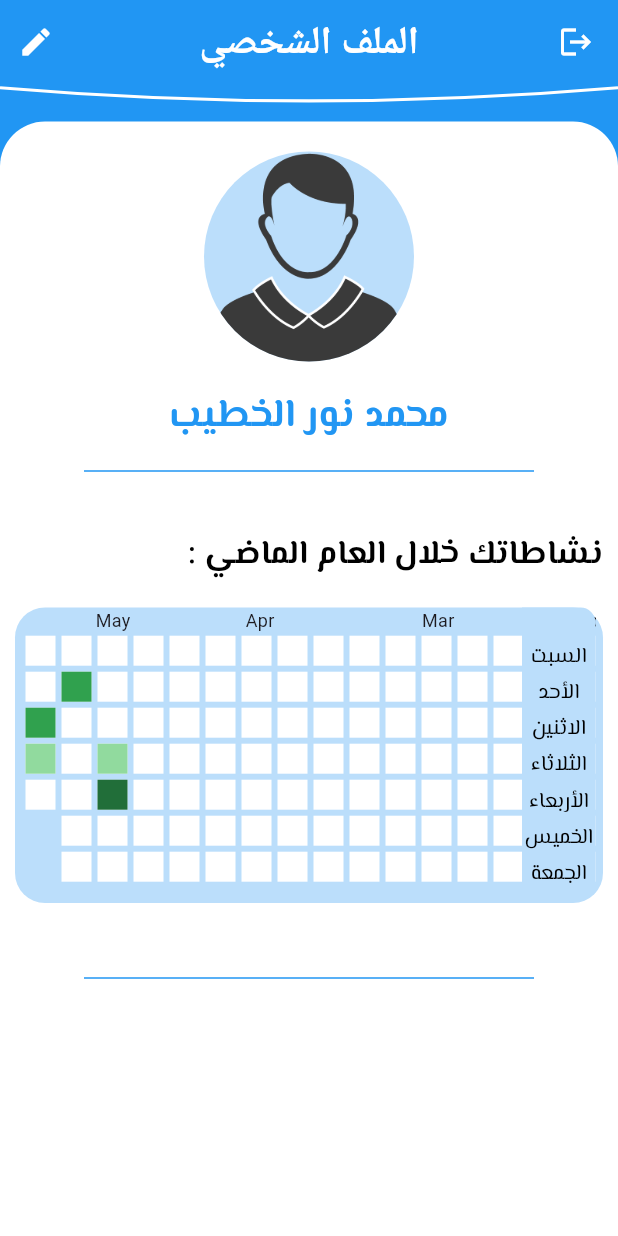
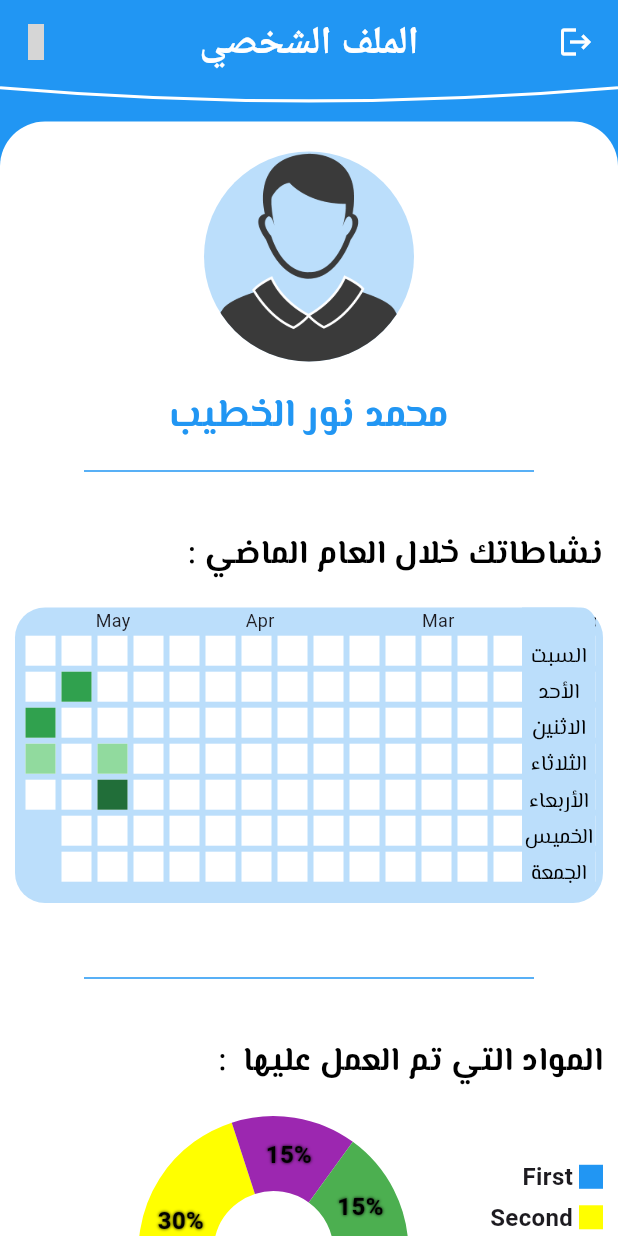
Before and after one commit to abdullah1alawad/new_clinic, a Flutter app: the ProfileScreen screen opened directly, on a phone screen of 412 x 824 dp. Run offline on Flutter 3.47's test engine with Material 3 defaults, Android fonts, the phone set to English and light mode, and no system bars; drawn by our look-alikes of fl_chart, flutter_heatmap_calendar; our stand-ins replace dio, eva_icons_flutter, flutter_custom_clippers, flutter_expandable_fab, image_picker, jwt_decoder and 1 more; accounts and stored records are empty; grey boxes are pictures that could not be loaded.

Commit message:
first chart

```diff
--- a/lib/screens/appointments/coming_appointments.dart
+++ b/lib/screens/appointments/coming_appointments.dart
@@ -1,4 +1,4 @@
-import 'package:clinic_test_app/widgets/appointment_card.dart';
+import 'package:clinic_test_app/widgets/cards/appointment_card.dart';
 import 'package:flutter/material.dart';
 
 class ComingAppointments extends StatelessWidget {
--- a/lib/screens/appointments/completed_appointments.dart
+++ b/lib/screens/appointments/completed_appointments.dart
@@ -1,4 +1,4 @@
-import 'package:clinic_test_app/widgets/appointment_card.dart';
+import 'package:clinic_test_app/widgets/cards/appointment_card.dart';
 import 'package:flutter/material.dart';
 
 class CompletedAppointments extends StatelessWidget {
--- a/lib/screens/auth/login.dart
+++ b/lib/screens/auth/login.dart
@@ -68,6 +68,7 @@ class LoginScreen extends StatelessWidget {
               );
             },
             buttonText: "تسجيل الدخول",
+            cancel: false,
           ),
           const SizedBox(
             height: 20,
--- a/lib/screens/marks_screen.dart
+++ b/lib/screens/marks_screen.dart
@@ -1,6 +1,6 @@
 import 'package:clinic_test_app/widgets/back_ground_container.dart';
 import 'package:clinic_test_app/widgets/custom_bottom_app_bar.dart';
-import 'package:clinic_test_app/widgets/mark_card.dart';
+import 'package:clinic_test_app/widgets/cards/mark_card.dart';
 import 'package:flutter/material.dart';
 
 class MarksScreen extends StatelessWidget {
--- a/lib/screens/notifications_screen.dart
+++ b/lib/screens/notifications_screen.dart
@@ -1,6 +1,7 @@
 import 'package:clinic_test_app/widgets/back_ground_container.dart';
 import 'package:clinic_test_app/widgets/custom_bottom_app_bar.dart';
-import 'package:clinic_test_app/widgets/notifications_card.dart';
+import 'package:clinic_test_app/widgets/cards/notifications_card.dart';
+import 'package:eva_icons_flutter/eva_icons_flutter.dart';
 import 'package:flutter/material.dart';
 
 class NotificationsScreen extends StatelessWidget {
@@ -33,7 +34,7 @@ class NotificationsScreen extends StatelessWidget {
               );
             },
             icon: const Icon(
-              Icons.check_circle,
+              EvaIcons.doneAll,
               color: Colors.white,
               size: 30,
             ),
--- a/lib/screens/profile.dart
+++ b/lib/screens/profile.dart
@@ -1,6 +1,8 @@
-import 'package:clinic_test_app/widgets/activity_graph.dart';
+import 'package:clinic_test_app/widgets/charts/activity_graph.dart';
 import 'package:clinic_test_app/widgets/back_ground_container.dart';
+import 'package:clinic_test_app/widgets/charts/pie_chart.dart';
 import 'package:clinic_test_app/widgets/custom_bottom_app_bar.dart';
+import 'package:eva_icons_flutter/eva_icons_flutter.dart';
 import 'package:flutter/material.dart';
 
 class ProfileScreen extends StatelessWidget {
@@ -21,7 +23,7 @@ class ProfileScreen extends StatelessWidget {
         actions: [
           IconButton(
             onPressed: () {},
-            icon: const Icon(Icons.edit),
+            icon: const Icon(EvaIcons.edit2Outline),
             color: Colors.white,
           )
         ],
@@ -68,14 +70,29 @@ class ProfileScreen extends StatelessWidget {
                 ),
                 const SizedBox(height: 20),
                 const ActivityGraph(),
+                SizedBox(height: 30),
                 const SizedBox(
                   width: 300,
-                  height: 100,
+                  height: 40,
                   child: Divider(
                     color: Colors.blue,
                   ),
                 ),
-                const SizedBox(height: 500),
+                const SizedBox(height: 20),
+                const Align(
+                  alignment: Alignment.centerRight,
+                  child: Text(
+                    'المواد التي تم العمل عليها  :',
+                    style: TextStyle(
+                      color: Colors.black,
+                      fontSize: 22,
+                      fontFamily: 'ElMessiri',
+                      fontWeight: FontWeight.bold,
+                    ),
+                  ),
+                ),
+                const MyPieChart(),
+                SizedBox(height: 50),
               ],
             ),
           ),
--- a/lib/widgets/notifications_card.dart
+++ b/lib/widgets/cards/notifications_card.dart
@@ -1,4 +1,5 @@
 import 'package:clinic_test_app/widgets/custom_container.dart';
+import 'package:eva_icons_flutter/eva_icons_flutter.dart';
 import 'package:flutter/material.dart';
 
 class NotificationCard extends StatelessWidget {
@@ -28,6 +29,7 @@ class NotificationCard extends StatelessWidget {
             },
             buttonText: "تم",
             height: 700,
+            cancel: true,
           ),
         );
       },
@@ -67,7 +69,7 @@ class NotificationCard extends StatelessWidget {
               child: Row(
                 children: [
                   Icon(
-                    Icons.check_circle,
+                    EvaIcons.doneAll,
                     color: Colors.green,
                   ),
                   SizedBox(width: 5),
--- /dev/null
+++ b/lib/widgets/charts/indicator.dart
@@ -0,0 +1,44 @@
+import 'package:flutter/material.dart';
+
+class Indicator extends StatelessWidget {
+  const Indicator({
+    super.key,
+    required this.color,
+    required this.text,
+    required this.isSquare,
+    this.size = 16,
+    this.textColor,
+  });
+  final Color color;
+  final String text;
+  final bool isSquare;
+  final double size;
+  final Color? textColor;
+
+  @override
+  Widget build(BuildContext context) {
+    return Row(
+      children: <Widget>[
+        Container(
+          width: size,
+          height: size,
+          decoration: BoxDecoration(
+            shape: isSquare ? BoxShape.rectangle : BoxShape.circle,
+            color: color,
+          ),
+        ),
+        const SizedBox(
+          width: 4,
+        ),
+        Text(
+          text,
+          style: TextStyle(
+            fontSize: 16,
+            fontWeight: FontWeight.bold,
+            color: textColor,
+          ),
+        )
+      ],
+    );
+  }
+}
--- a/pubspec.yaml
+++ b/pubspec.yaml
@@ -45,6 +45,8 @@ dependencies:
   flutter_custom_clippers: ^2.1.0
   flutter_expandable_fab: ^2.0.0
   flutter_heatmap_calendar: ^1.0.5
+  eva_icons_flutter: ^3.1.0
+  fl_chart: ^0.68.0
 
 dev_dependencies:
   flutter_test:
```
Also changed, not shown: lib/screens/appointments/appointments.dart (+47 -15 lines), lib/widgets/cards/appointment_card.dart (renamed from lib/widgets/appointment_card.dart, +7 -1 lines), lib/widgets/charts/pie_chart.dart (added, +161 -0 lines), lib/widgets/custom_container.dart (+20 -1 lines), lib/widgets/cards/mark_card.dart (renamed from lib/widgets/mark_card.dart), lib/widgets/charts/activity_graph.dart (renamed from lib/widgets/activity_graph.dart), pubspec.lock.
